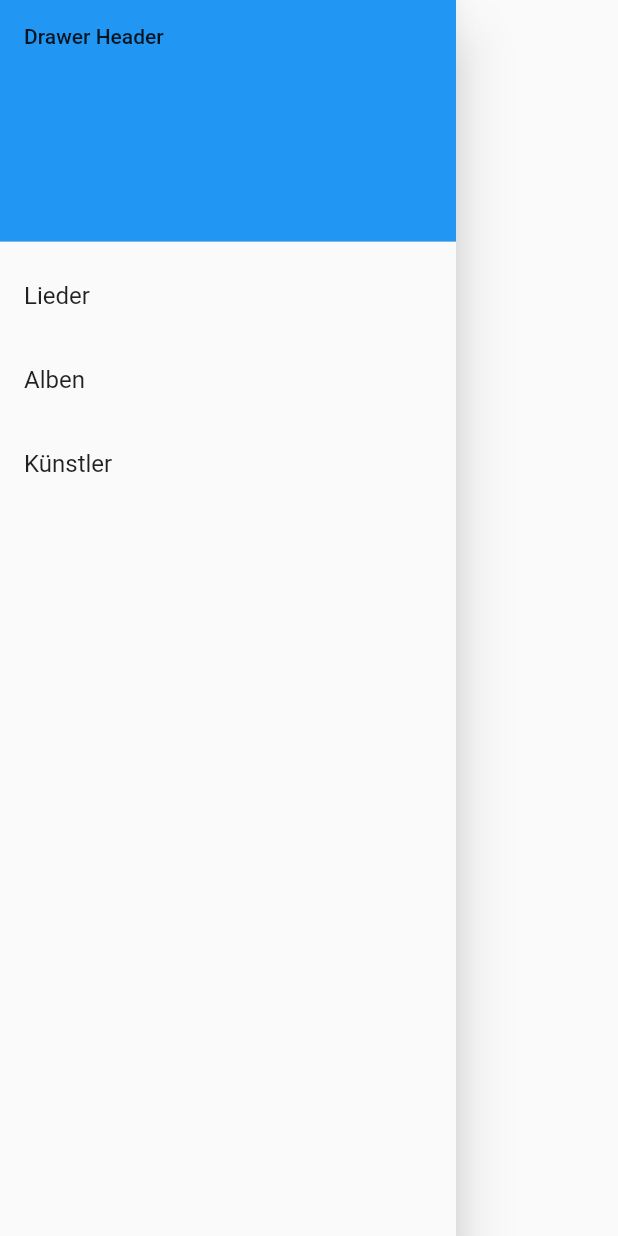
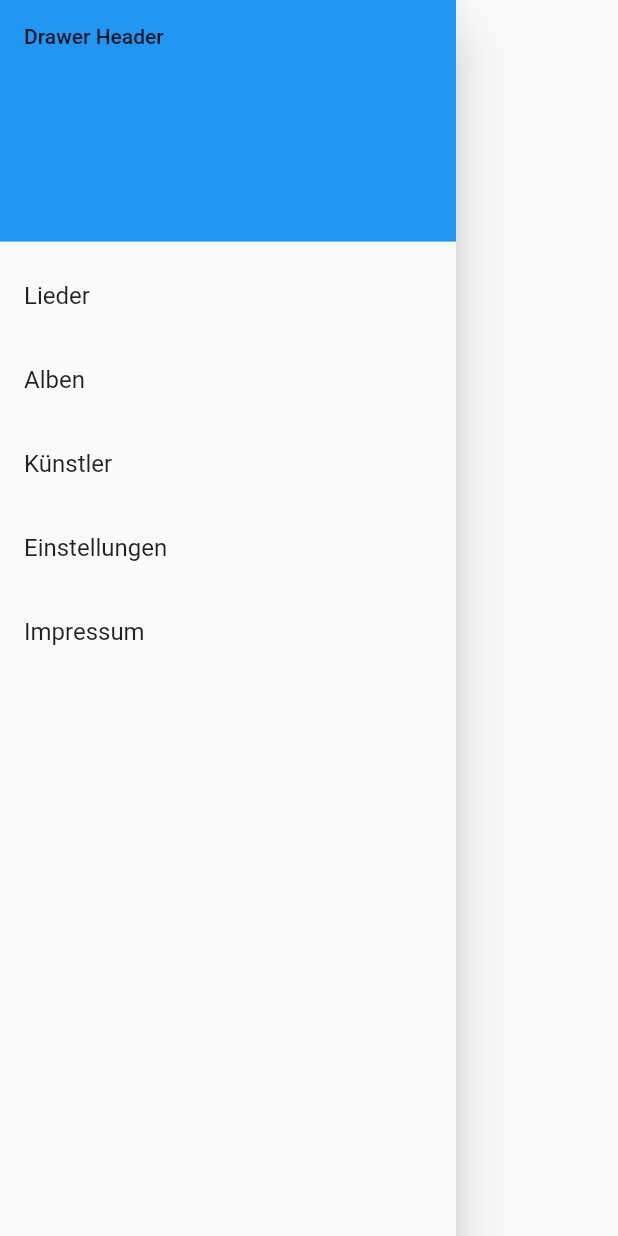
Before and after one commit to labtecs/FlyMusic, a Flutter app: the DrawerScreen widget shown alone on an empty page, opened directly, on a phone screen of 412 x 824 dp. Run offline on Flutter 3.47's test engine with Material 2 defaults, Android fonts, the light colour scheme and no system bars; our stand-ins replace audioplayers, floor, permission_handler, sqflite; missing offline and left inert: folder_picker, id3; accounts and stored records are empty; generated files the repository leaves out were written again.

Commit message:
Update Drawer Screen2

```diff
--- a/lib/screens/drawer_screen.dart
+++ b/lib/screens/drawer_screen.dart
@@ -35,7 +35,13 @@ class _DrawerScreenState extends State<DrawerScreen> {
           ),
           ListTile(
             title: Text('Künstler'),
-          )
+          ),
+          ListTile(
+            title: Text('Einstellungen'),
+          ),
+          ListTile(
+            title: Text("Impressum"),
+          ),
         ],
       ),
     );
```
